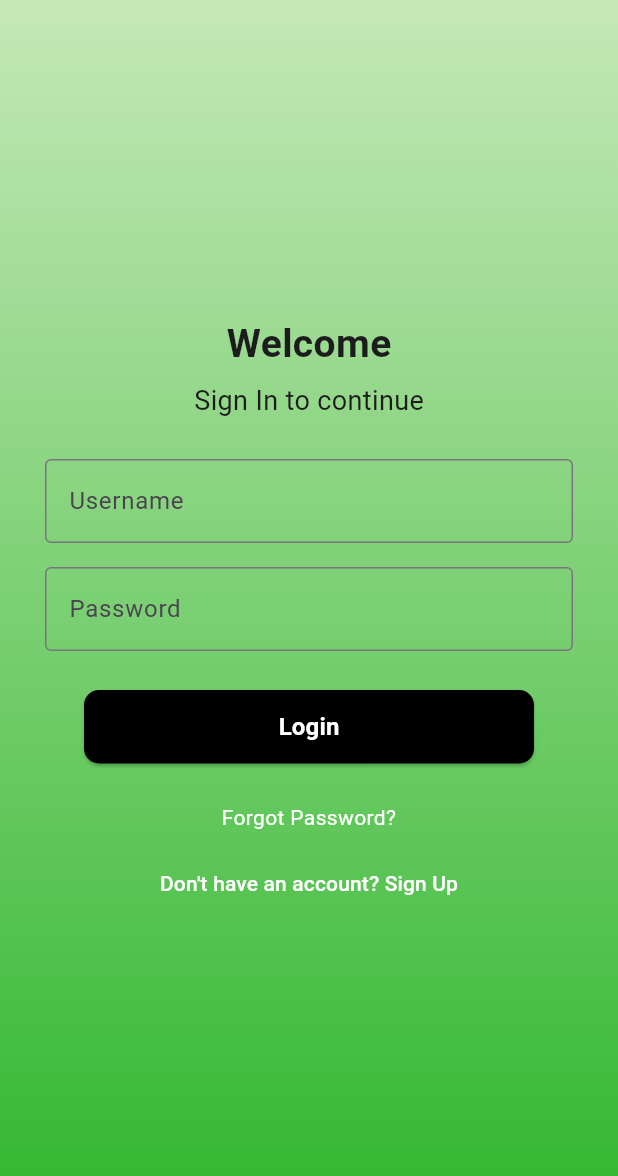
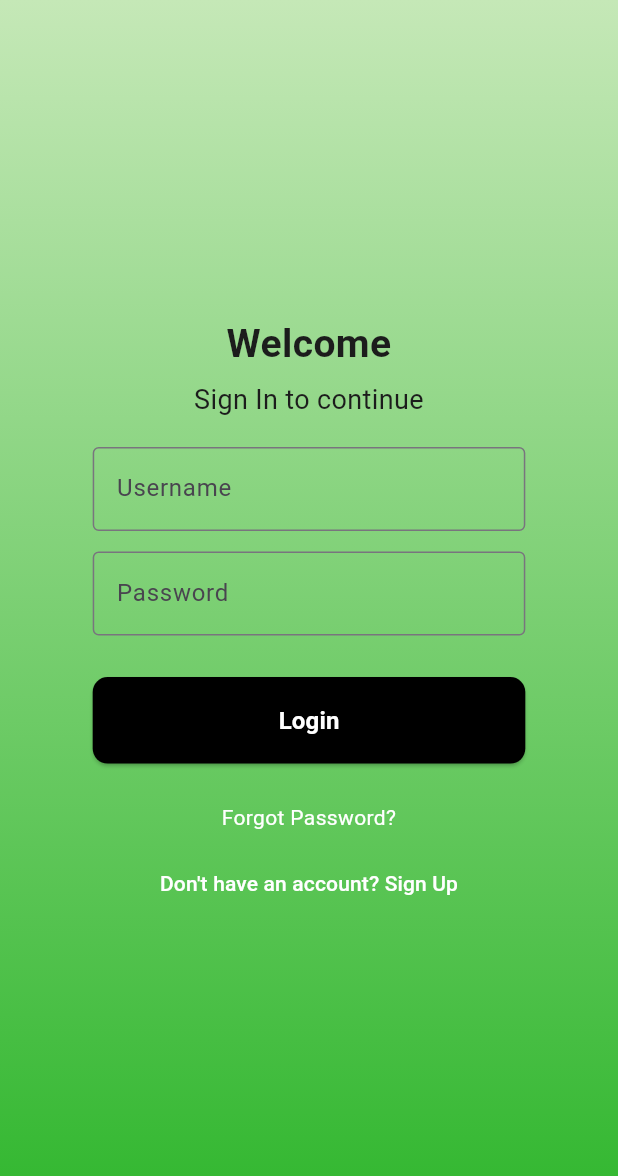
Before and after one commit to mirraiee/bb88_auth, a Flutter app: the screen it shows after launch, on a phone screen of 412 x 824 dp. Shown: the top 1176 px of the screen. Run offline on Flutter 3.47's test engine with Material 3 defaults, Android fonts, the phone set to English and light mode, and no system bars; Roboto replaces fonts that are missing (Poppins).

Commit message:
Refactor login form layout for better responsiveness
Updated the login form to use MediaQuery for dynamic sizing and improved alignment. Changed column crossAxisAlignment to stretch, added text centering, and adjusted spacing and button sizing for a more consistent and responsive UI.

```diff
--- a/lib/main.dart
+++ b/lib/main.dart
@@ -49,12 +49,15 @@ class _LoginPageState extends State<LoginPage> {
         child: Center(
           child: Padding(
             padding: const EdgeInsets.all(30.0),
+            child: SizedBox(
+              width: MediaQuery.of(context).size.width * 0.7, // single source of width
               child: Column(
                 mainAxisAlignment: MainAxisAlignment.center,
-              crossAxisAlignment: CrossAxisAlignment.center,
+                crossAxisAlignment: CrossAxisAlignment.stretch, // children fill width
                 children: [
                   Text(
                     'Welcome',
+                    textAlign: TextAlign.center,
                     style: TextStyle(
                       fontFamily: 'Poppins',
                       fontWeight: FontWeight.bold,
@@ -65,6 +68,7 @@ class _LoginPageState extends State<LoginPage> {
                   SizedBox(height: 6),
                   Text(
                     'Sign In to continue',
+                    textAlign: TextAlign.center,
                     style: TextStyle(
                       fontFamily: 'Poppins',
                       fontWeight: FontWeight.normal,
@@ -72,16 +76,21 @@ class _LoginPageState extends State<LoginPage> {
                       color: Color(0xFF1C1C1C),
                     ),
                   ),
-                SizedBox(height: 26),
-                TextField(
+                  SizedBox(height: 18),
+                  SizedBox(
+                    height: MediaQuery.of(context).size.height * 0.07,
+                    child: TextField(
                       controller: _usernameController,
                       decoration: InputDecoration(
                         labelText: 'Username',
                         border: OutlineInputBorder(),
                       ),
                     ),
-                SizedBox(height: 16),
-                TextField(
+                  ),
+                  SizedBox(height: 12),
+                  SizedBox(
+                    height: MediaQuery.of(context).size.height * 0.07,
+                    child: TextField(
                       controller: _passwordController,
                       decoration: InputDecoration(
                         labelText: 'Password',
@@ -89,13 +98,13 @@ class _LoginPageState extends State<LoginPage> {
                       ),
                       obscureText: true,
                     ),
+                  ),
                   SizedBox(height: 26),
                   SizedBox(
-                  width: 300,
-                  height: 49,
+                    height: MediaQuery.of(context).size.height * 0.07,
                     child: ElevatedButton(
                       onPressed: () {
-                      Text("Login button pressed");
+                        // handle login
                       },
                       style: ElevatedButton.styleFrom(
                         backgroundColor: Color.fromARGB(255, 0, 0, 0),
@@ -114,8 +123,7 @@ class _LoginPageState extends State<LoginPage> {
                     ),
                   ),
                   SizedBox(height: 26),
-                Center(
-                    child: Text(
+                  Text(
                     'Forgot Password?',
                     textAlign: TextAlign.center,
                     style: TextStyle(
@@ -123,10 +131,8 @@ class _LoginPageState extends State<LoginPage> {
                       color: Color.fromARGB(255, 255, 255, 255),
                     ),
                   ),
-                ),
                   SizedBox(height: 10),
-                Center(
-                  child: TextButton(
+                  TextButton(
                     onPressed: () {
                       Navigator.push(
                         context,
@@ -143,8 +149,8 @@ class _LoginPageState extends State<LoginPage> {
                       ),
                     ),
                   ),
-                )
                 ],
+              ),
             ),
           ),
         ),
```
Lines whose indentation alone changed are shown as unchanged.
